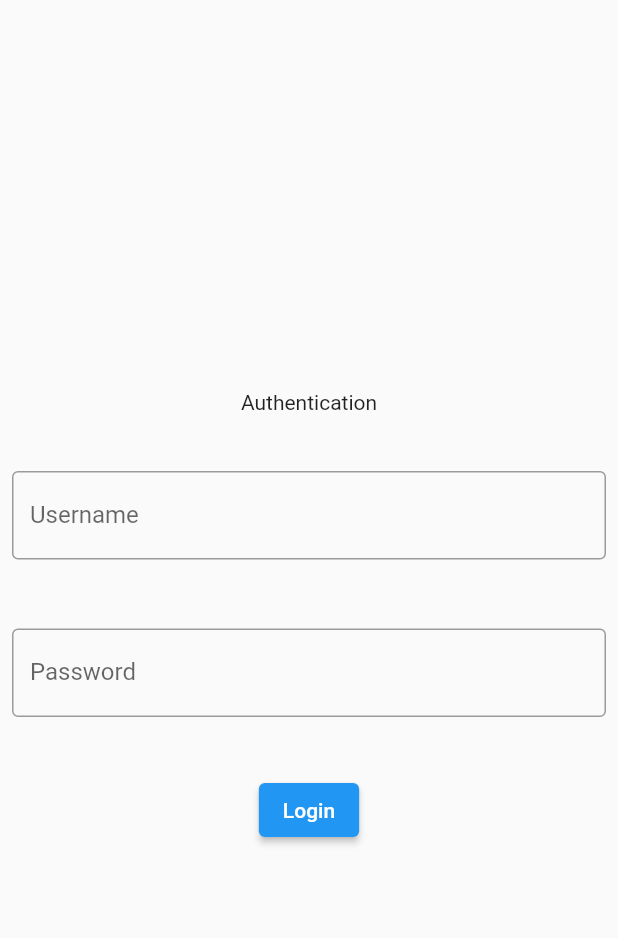
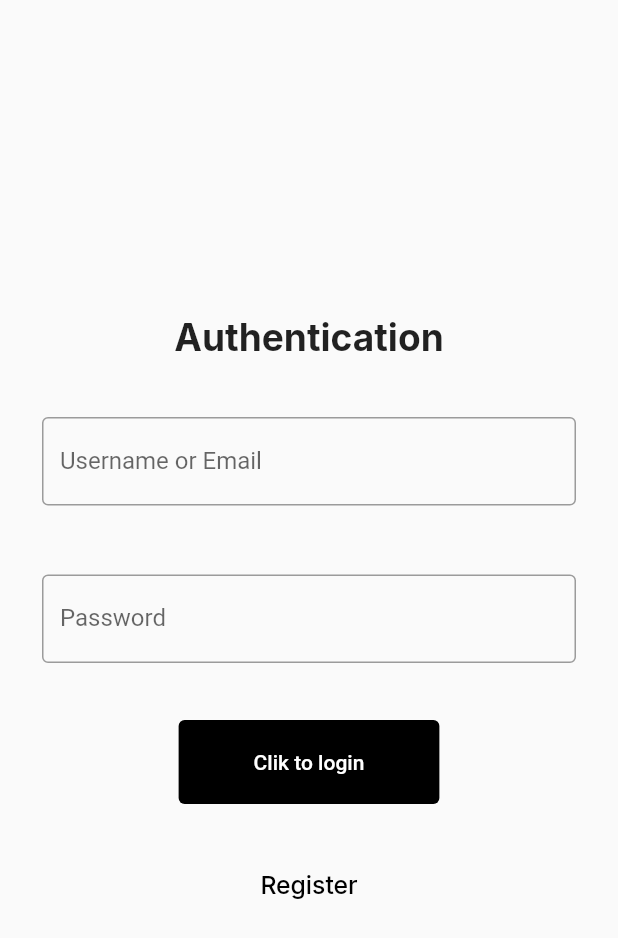
Before and after one commit to diackbuaer/blog_front_flutter, a Flutter app: the screen it shows after launch, on a phone screen of 412 x 824 dp. Shown: the top 938 px of the screen. Run offline on Flutter 3.47's test engine with Material 2 defaults, Android fonts, the phone set to English and light mode, and no system bars; our stand-ins replace get, google_fonts.

Commit message:
register

```diff
--- /dev/null
+++ b/lib/constants/constants.dart
@@ -0,0 +1 @@
+String baseUrl = 'http://192.168.1.101:8000/api/';
--- a/lib/main.dart
+++ b/lib/main.dart
@@ -1,5 +1,6 @@
 import 'package:api_news/views/login_page.dart';
 import 'package:flutter/material.dart';
+import 'package:get/get.dart';
 
 void main() {
   runApp(const MyApp());
@@ -11,9 +12,9 @@ class MyApp extends StatelessWidget {
   // This widget is the root of your application.
   @override
   Widget build(BuildContext context) {
-    return const MaterialApp(
+    return const GetMaterialApp(
       debugShowCheckedModeBanner: false,
-      title: 'Flutter Forum 1.0',
+      title: 'Flutter',
       home: LoginPage(),
     );
   }
--- a/lib/views/login_page.dart
+++ b/lib/views/login_page.dart
@@ -1,5 +1,8 @@
+import 'package:api_news/views/register.dart';
 import 'package:api_news/views/widgets/input_widget.dart';
 import 'package:flutter/material.dart';
+import 'package:get/get.dart';
+import 'package:google_fonts/google_fonts.dart';
 
 class LoginPage extends StatefulWidget {
   const LoginPage({super.key});
@@ -13,17 +16,21 @@ class _LoginPageState extends State<LoginPage> {
   final TextEditingController _passwordController = TextEditingController();
   @override
   Widget build(BuildContext context) {
+    var size = MediaQuery.of(context).size.width;
     return Scaffold(
       body: Center(
+        child: Padding(
+          padding: const EdgeInsets.symmetric(horizontal: 20),
           child: Column(
             mainAxisAlignment: MainAxisAlignment.center,
             children: [
-            const Text('Authentication'),
+              Text('Authentication',
+                  style: GoogleFonts.inter(fontSize: size * 0.06, fontWeight: FontWeight.bold)),
               const SizedBox(
                 height: 30,
               ),
               InputWidget(
-              label: 'Username',
+                label: 'Username or Email',
                 controller: _usernameController,
                 obscureText: false,
               ),
@@ -39,10 +46,27 @@ class _LoginPageState extends State<LoginPage> {
                 height: 30,
               ),
               ElevatedButton(
-              onPressed: (){},
-               child: const Text('Login')
+                  style: ElevatedButton.styleFrom(
+                      backgroundColor: Colors.black,
+                      elevation: 0,
+                      padding: const EdgeInsets.symmetric(
+                          horizontal: 50, vertical: 20)),
+                  onPressed: () {},
+                  child: const Text('Clik to login')),
+              const SizedBox(
+                height: 30,
               ),
+              TextButton(
+                  onPressed: () {
+                    Get.to(() => RegisterPage());
+                  },
+                  child: Text(
+                    "Register",
+                    style: GoogleFonts.inter(
+                        fontSize: size * 0.04, color: Colors.black),
+                  ))
             ],
+          ),
         ),
       ),
     );
--- a/lib/views/widgets/input_widget.dart
+++ b/lib/views/widgets/input_widget.dart
@@ -1,4 +1,5 @@
 import 'package:flutter/material.dart';
+import 'package:google_fonts/google_fonts.dart';
 
 class InputWidget extends StatelessWidget {
   const InputWidget({
@@ -15,10 +16,14 @@ class InputWidget extends StatelessWidget {
       child: Container(
         width: double.infinity,
         child: TextField(
+
           obscureText: obscureText,
           controller: controller,
           decoration: InputDecoration(
-            border: OutlineInputBorder(),
+            hintStyle: GoogleFonts.inter(),
+            border: OutlineInputBorder(
+              borderSide:  BorderSide(color: Colors.black)
+            ),
             labelText: label,
           ),
         ),
--- a/pubspec.yaml
+++ b/pubspec.yaml
@@ -36,6 +36,9 @@ dependencies:
   # The following adds the Cupertino Icons font to your application.
   # Use with the CupertinoIcons class for iOS style icons.
   cupertino_icons: ^1.0.2
+  google_fonts: ^3.0.1
+  get: ^4.6.5
+  http: ^0.13.5
 
 dev_dependencies:
   flutter_test:
```
Also changed, not shown: lib/controllers/authentication.dart (added, +56 -0 lines), lib/views/register.dart (added, +128 -0 lines), pubspec.lock, 13 other files. Lines whose indentation alone changed are shown as unchanged.
